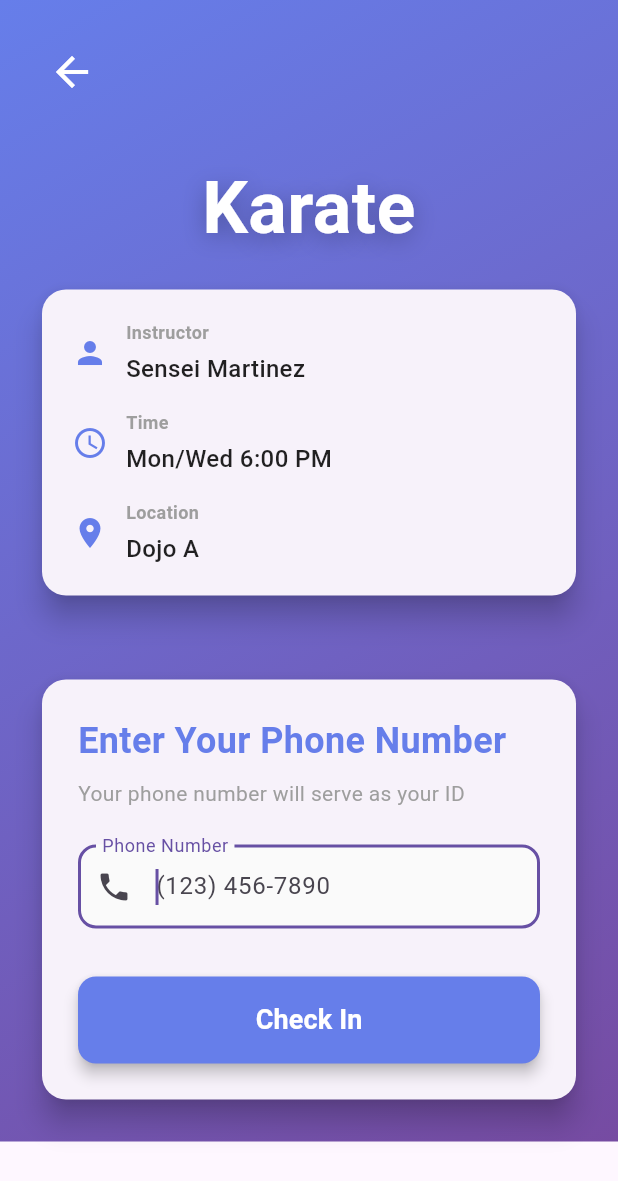
After one commit to ClairePhan/RollTrackFrontend, a Flutter app: the PhoneInputScreen screen opened directly with sample values from the repository, on a phone screen of 412 x 824 dp. The commit adds this screen. Shown: the top 1181 px of the screen. Run offline on Flutter 3.47's test engine with Material 3 defaults, Android fonts, the phone set to English and light mode, and no system bars; our stand-ins replace qr_flutter.

Commit message:
made the pages flow with the ohone number page

```diff
--- a/lib/screens/classes_screen.dart
+++ b/lib/screens/classes_screen.dart
@@ -1,5 +1,6 @@
 import 'package:flutter/material.dart';
 import '../models/class_model.dart';
+import 'phone_input_screen.dart';
 
 class ClassesScreen extends StatelessWidget {
   const ClassesScreen({super.key});
@@ -156,7 +157,12 @@ class _ClassCard extends StatelessWidget {
       ),
       child: InkWell(
         onTap: () {
-          // Add tap functionality here if needed
+          Navigator.push(
+            context,
+            MaterialPageRoute(
+              builder: (context) => PhoneInputScreen(classModel: classModel),
+            ),
+          );
         },
         borderRadius: BorderRadius.circular(12),
         child: Padding(
--- /dev/null
+++ b/lib/screens/phone_input_screen.dart
@@ -0,0 +1,314 @@
+import 'package:flutter/material.dart';
+import 'package:flutter/services.dart';
+import '../models/class_model.dart';
+
+class PhoneInputScreen extends StatefulWidget {
+  final ClassModel classModel;
+
+  const PhoneInputScreen({
+    super.key,
+    required this.classModel,
+  });
+
+  @override
+  State<PhoneInputScreen> createState() => _PhoneInputScreenState();
+}
+
+class _PhoneInputScreenState extends State<PhoneInputScreen> {
+  final _phoneController = TextEditingController();
+  final _formKey = GlobalKey<FormState>();
+  bool _isLoading = false;
+
+  @override
+  void dispose() {
+    _phoneController.dispose();
+    super.dispose();
+  }
+
+  void _handleSubmit() {
+    if (_formKey.currentState!.validate()) {
+      setState(() {
+        _isLoading = true;
+      });
+
+      // Simulate API call or processing
+      Future.delayed(const Duration(milliseconds: 500), () {
+        if (mounted) {
+          setState(() {
+            _isLoading = false;
+          });
+
+          // Show success message
+          ScaffoldMessenger.of(context).showSnackBar(
+            SnackBar(
+              content: Text(
+                'Checked in to ${widget.classModel.name} with phone number ${_phoneController.text}',
+              ),
+              backgroundColor: Colors.green,
+              duration: const Duration(seconds: 3),
+            ),
+          );
+
+          // Navigate back to classes screen after a delay
+          Future.delayed(const Duration(seconds: 2), () {
+            if (mounted) {
+              Navigator.pop(context);
+            }
+          });
+        }
+      });
+    }
+  }
+
+  @override
+  Widget build(BuildContext context) {
+    return Scaffold(
+      body: Container(
+        decoration: const BoxDecoration(
+          gradient: LinearGradient(
+            begin: Alignment.topLeft,
+            end: Alignment.bottomRight,
+            colors: [
+              Color(0xFF667eea),
+              Color(0xFF764ba2),
+            ],
+          ),
+        ),
+        child: SafeArea(
+          child: SingleChildScrollView(
+            padding: const EdgeInsets.all(24.0),
+            child: Column(
+              crossAxisAlignment: CrossAxisAlignment.stretch,
+              children: [
+                // Back Button
+                Align(
+                  alignment: Alignment.centerLeft,
+                  child: IconButton(
+                    onPressed: () => Navigator.pop(context),
+                    icon: const Icon(Icons.arrow_back, color: Colors.white),
+                    iconSize: 32,
+                  ),
+                ),
+
+                const SizedBox(height: 32),
+
+                // Class Name Header
+                TweenAnimationBuilder<double>(
+                  tween: Tween(begin: 0.0, end: 1.0),
+                  duration: const Duration(milliseconds: 800),
+                  curve: Curves.easeOut,
+                  builder: (context, value, child) {
+                    return Opacity(
+                      opacity: value,
+                      child: Transform.translate(
+                        offset: Offset(0, 20 * (1 - value)),
+                        child: child,
+                      ),
+                    );
+                  },
+                  child: Text(
+                    widget.classModel.name,
+                    style: const TextStyle(
+                      fontSize: 48,
+                      fontWeight: FontWeight.w700,
+                      color: Colors.white,
+                      shadows: [
+                        Shadow(
+                          color: Colors.black26,
+                          blurRadius: 20,
+                          offset: Offset(0, 4),
+                        ),
+                      ],
+                    ),
+                    textAlign: TextAlign.center,
+                  ),
+                ),
+
+                const SizedBox(height: 16),
+
+                // Class Details Card
+                Card(
+                  elevation: 8,
+                  shape: RoundedRectangleBorder(
+                    borderRadius: BorderRadius.circular(16),
+                  ),
+                  child: Padding(
+                    padding: const EdgeInsets.all(20.0),
+                    child: Column(
+                      crossAxisAlignment: CrossAxisAlignment.start,
+                      children: [
+                        _DetailRow(
+                          icon: Icons.person,
+                          label: 'Instructor',
+                          value: widget.classModel.instructor,
+                        ),
+                        const SizedBox(height: 16),
+                        _DetailRow(
+                          icon: Icons.access_time,
+                          label: 'Time',
+                          value: widget.classModel.time,
+                        ),
+                        const SizedBox(height: 16),
+                        _DetailRow(
+                          icon: Icons.location_on,
+                          label: 'Location',
+                          value: widget.classModel.location,
+                        ),
+                      ],
+                    ),
+                  ),
+                ),
+
+                const SizedBox(height: 48),
+
+                // Phone Number Input Card
+                Card(
+                  elevation: 8,
+                  shape: RoundedRectangleBorder(
+                    borderRadius: BorderRadius.circular(16),
+                  ),
+                  child: Padding(
+                    padding: const EdgeInsets.all(24.0),
+                    child: Form(
+                      key: _formKey,
+                      child: Column(
+                        crossAxisAlignment: CrossAxisAlignment.start,
+                        children: [
+                          const Text(
+                            'Enter Your Phone Number',
+                            style: TextStyle(
+                              fontSize: 24,
+                              fontWeight: FontWeight.w600,
+                              color: Color(0xFF667eea),
+                            ),
+                          ),
+                          const SizedBox(height: 8),
+                          const Text(
+                            'Your phone number will serve as your ID',
+                            style: TextStyle(
+                              fontSize: 14,
+                              color: Colors.grey,
+                            ),
+                          ),
+                          const SizedBox(height: 24),
+                          TextFormField(
+                            controller: _phoneController,
+                            keyboardType: TextInputType.phone,
+                            inputFormatters: [
+                              FilteringTextInputFormatter.digitsOnly,
+                              LengthLimitingTextInputFormatter(15),
+                            ],
+                            decoration: InputDecoration(
+                              labelText: 'Phone Number',
+                              hintText: '(123) 456-7890',
+                              prefixIcon: const Icon(Icons.phone),
+                              border: OutlineInputBorder(
+                                borderRadius: BorderRadius.circular(12),
+                              ),
+                              filled: true,
+                              fillColor: Colors.grey[50],
+                            ),
+                            validator: (value) {
+                              if (value == null || value.isEmpty) {
+                                return 'Please enter your phone number';
+                              }
+                              if (value.length < 10) {
+                                return 'Phone number must be at least 10 digits';
+                              }
+                              return null;
+                            },
+                            autofocus: true,
+                          ),
+                          const SizedBox(height: 32),
+                          SizedBox(
+                            width: double.infinity,
+                            child: ElevatedButton(
+                              onPressed: _isLoading ? null : _handleSubmit,
+                              style: ElevatedButton.styleFrom(
+                                padding: const EdgeInsets.symmetric(vertical: 16),
+                                backgroundColor: const Color(0xFF667eea),
+                                foregroundColor: Colors.white,
+                                shape: RoundedRectangleBorder(
+                                  borderRadius: BorderRadius.circular(12),
+                                ),
+                                elevation: 4,
+                              ),
+                              child: _isLoading
+                                  ? const SizedBox(
+                                      height: 20,
+                                      width: 20,
+                                      child: CircularProgressIndicator(
+                                        strokeWidth: 2,
+                                        valueColor: AlwaysStoppedAnimation<Color>(
+                                          Colors.white,
+                                        ),
+                                      ),
+                                    )
+                                  : const Text(
+                                      'Check In',
+                                      style: TextStyle(
+                                        fontSize: 18,
+                                        fontWeight: FontWeight.w600,
+                                      ),
+                                    ),
+                            ),
+                          ),
+                        ],
+                      ),
+                    ),
+                  ),
+                ),
+              ],
+            ),
+          ),
+        ),
+      ),
+    );
+  }
+}
+
+class _DetailRow extends StatelessWidget {
+  final IconData icon;
+  final String label;
+  final String value;
+
+  const _DetailRow({
+    required this.icon,
+    required this.label,
+    required this.value,
+  });
+
+  @override
+  Widget build(BuildContext context) {
+    return Row(
+      children: [
+        Icon(icon, color: const Color(0xFF667eea), size: 24),
+        const SizedBox(width: 12),
+        Expanded(
+          child: Column(
+            crossAxisAlignment: CrossAxisAlignment.start,
+            children: [
+              Text(
+                label,
+                style: const TextStyle(
+                  fontSize: 12,
+                  fontWeight: FontWeight.w600,
+                  color: Colors.grey,
+                ),
+              ),
+              const SizedBox(height: 4),
+              Text(
+                value,
+                style: const TextStyle(
+                  fontSize: 16,
+                  fontWeight: FontWeight.w500,
+                  color: Colors.black87,
+                ),
+              ),
+            ],
+          ),
+        ),
+      ],
+    );
+  }
+}
```
